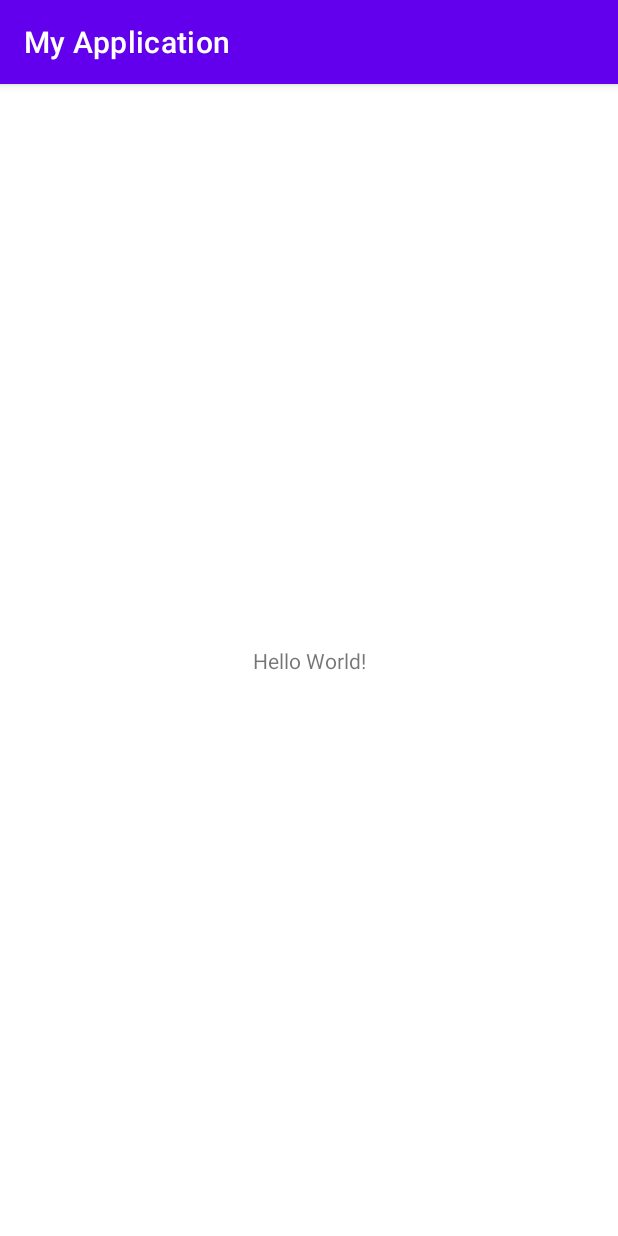
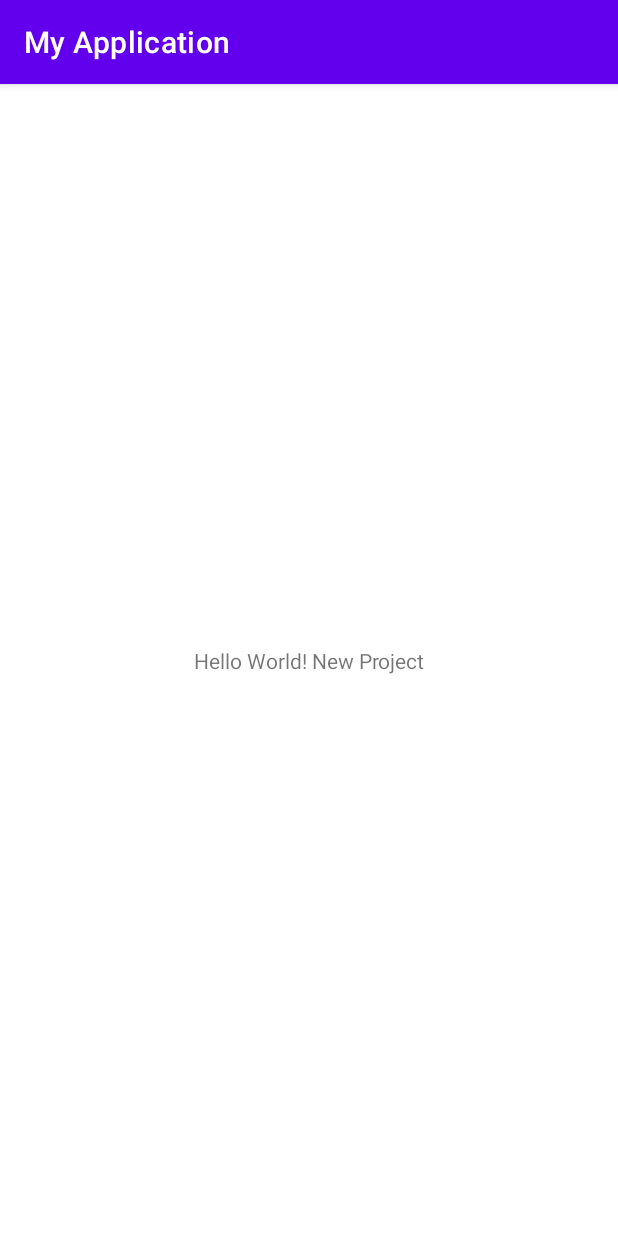
Before and after one commit to vishalpgdev/GL1HelloWorldNew, an Android app: the screen it shows after launch (MainActivity), on a phone screen of 412 x 824 dp. Run offline under Robolectric (Android 15) with nearby library versions, the phone set to English and light mode, and no system bars.

Commit message:
new string added.

```diff
--- a/app/src/main/res/layout/activity_main.xml
+++ b/app/src/main/res/layout/activity_main.xml
@@ -9,7 +9,7 @@
     <TextView
         android:layout_width="wrap_content"
         android:layout_height="wrap_content"
-        android:text="Hello World!"
+        android:text="@string/hello_world_new_project"
         app:layout_constraintBottom_toBottomOf="parent"
         app:layout_constraintLeft_toLeftOf="parent"
         app:layout_constraintRight_toRightOf="parent"
--- a/app/src/main/res/values/strings.xml
+++ b/app/src/main/res/values/strings.xml
@@ -1,3 +1,4 @@
 <resources>
     <string name="app_name">My Application</string>
+    <string name="hello_world_new_project">Hello World! New Project</string>
 </resources>
```
